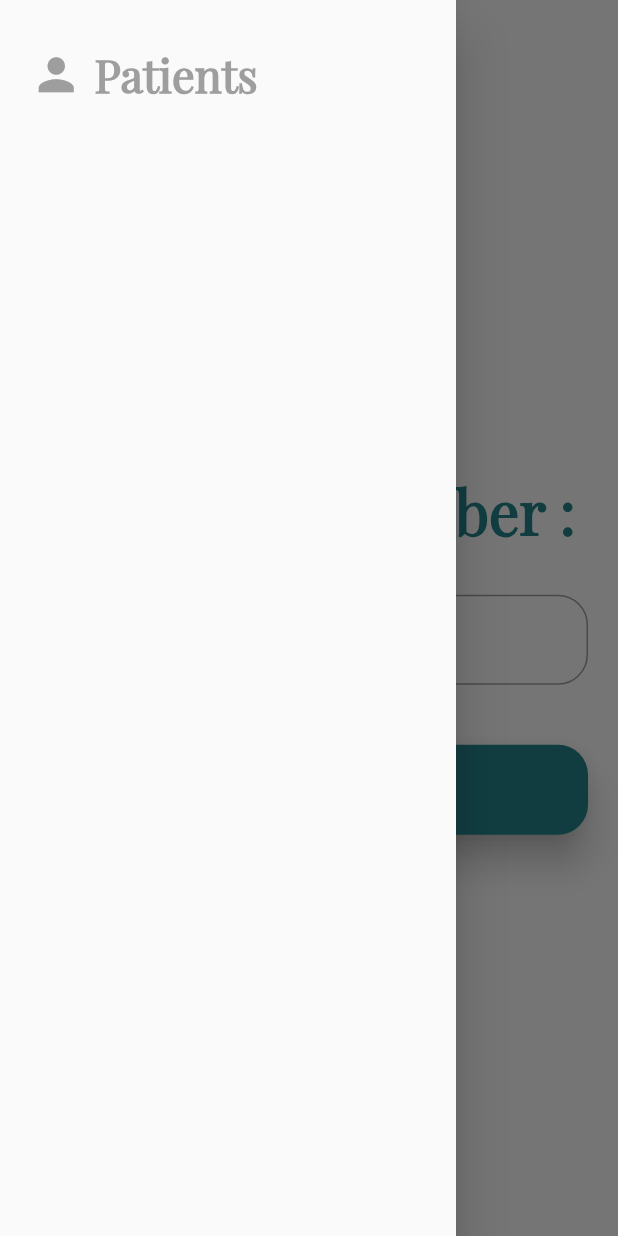
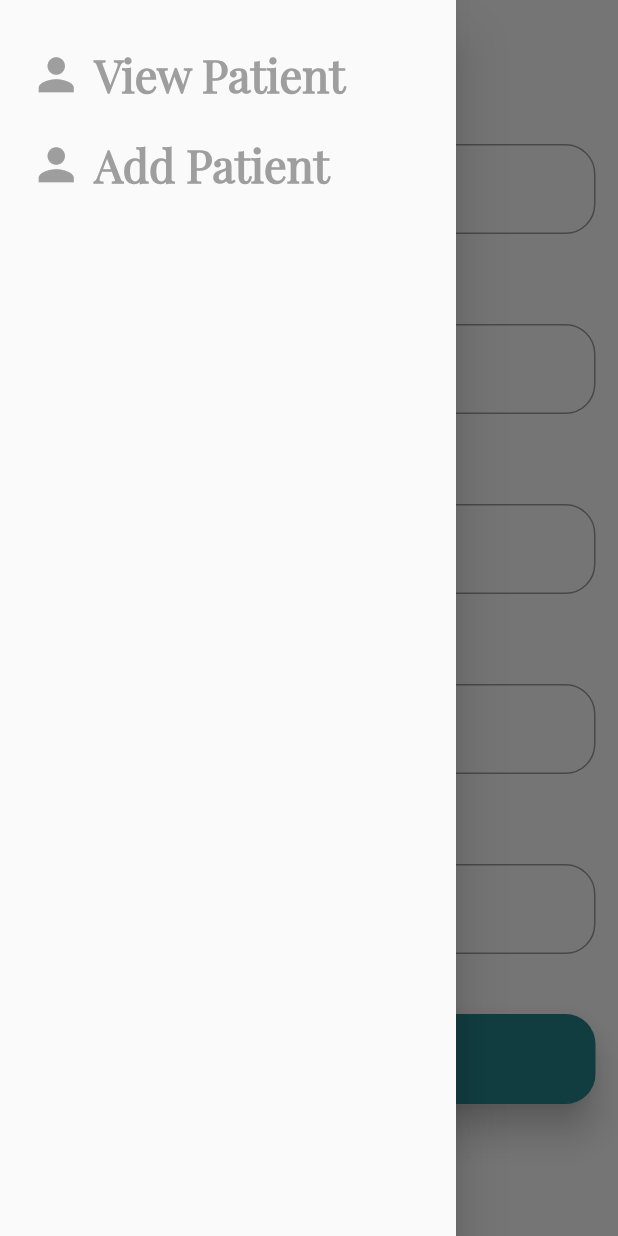
Before and after one commit to AminaHamed/hospital_doctor_app, a Flutter app: the screen it shows after launch, with the side drawer open, on a phone screen of 412 x 824 dp. Run offline on Flutter 3.47's test engine with Material 2 defaults, Android fonts, the phone set to English and light mode, and no system bars; our stand-ins replace get, image_picker; project files that could hold a hidden picture were left out.

Commit message:
+patient Registration +view patient info +add patient

```diff
--- a/lib/api/api_manager.dart
+++ b/lib/api/api_manager.dart
@@ -1,6 +1,7 @@
 import 'dart:convert';
 
 import 'package:hospital_app/models/MedicalAnalysisResponse.dart';
+import 'package:hospital_app/models/PatientRes.dart';
 import 'package:hospital_app/models/PatientResponse.dart';
 import 'package:http/http.dart' as http;
 
@@ -8,6 +9,8 @@ import '../models/PatientInformation.dart';
 
 class ApiManager {
   static const String baseUrl = "momahgoub172-001-site1.atempurl.com";
+
+  static addPatient(PatientRes p) {}
 
   static Future<PatientInformation> getAllPatientInfo(String id) async {
     var url = Uri.http(baseUrl, '/api/Patient/GetPatientInfo', {'nid': id});
@@ -75,7 +78,7 @@ class ApiManager {
       'Content-Type': 'application/json',
     };
     String apiUrl =
-        'http://momahgoub172-001-site1.atempurl.com/api/MedicalAnalysis/GetMedicalAnalysesByPatientNID?nid=987654321';
+        'http://momahgoub172-001-site1.atempurl.com/api/MedicalAnalysis/AddMedicalAnalysis';
     http.Response response =
         await http.post(Uri.parse(apiUrl), headers: headers, body: jsonData);
     if (response.statusCode == 200) {
--- a/lib/controllers/patienRegistration_controller.dart
+++ b/lib/controllers/patienRegistration_controller.dart
@@ -16,9 +16,6 @@ class PatientRegistrationController extends GetxController {
     if (!(value.isNumericOnly)) {
       return 'Only Numbers should be Entered.';
     }
-    // if ( value.isNumericOnly &&  value.length != 14) {
-    //   return 'Number should be exactly 14 digits long.';
-    // }
     return null;
   }
 
--- a/lib/core/constants/app_routes.dart
+++ b/lib/core/constants/app_routes.dart
@@ -1,4 +1,5 @@
 import 'package:flutter/material.dart';
+import 'package:hospital_app/views/screens/add_patient_screen.dart';
 
 import '../../views/screens/add_medicalAnalysis.dart';
 import '../../views/screens/patient_data.dart';
@@ -7,11 +8,13 @@ import '../../views/screens/patient_registration.dart';
 Map<String, Widget Function(BuildContext)> routes = {
   AppRoutes.patientRegistration: (_) => PatientRegistrationScreen(),
   AppRoutes.patientData: (_) => PatientDataScreen(),
-  AppRoutes.addAnalysis: (_) => AddMedicalAnalysisScreen()
+  AppRoutes.addAnalysis: (_) => AddMedicalAnalysisScreen(),
+  AppRoutes.addPatient: (_) => AddPatientScreen(),
 };
 
 class AppRoutes {
   static const String patientRegistration = '/PatientRegistrationScreen';
   static const String patientData = '/PatientDataScreen';
   static const String addAnalysis = '/AddMedicalAnalysisScreen';
+  static const String addPatient = '/AddPatientScreen';
 }
--- a/lib/main.dart
+++ b/lib/main.dart
@@ -16,7 +16,7 @@ class MyApp extends StatelessWidget {
     return GetMaterialApp(
       theme: AppTheme.myTheme,
       routes: routes,
-      initialRoute: AppRoutes.patientRegistration,
+      initialRoute: AppRoutes.addPatient,
     );
   }
 }
--- /dev/null
+++ b/lib/models/PatientRes.dart
@@ -0,0 +1,33 @@
+class PatientRes {
+  PatientRes({
+    this.nid,
+    this.fullName,
+    this.phoneNumber,
+    this.gender,
+    this.age,
+  });
+
+  PatientRes.fromJson(dynamic json) {
+    nid = json['nid'];
+    fullName = json['fullName'];
+    phoneNumber = json['phoneNumber'];
+    gender = json['gender'];
+    age = json['age'];
+  }
+
+  String? nid;
+  String? fullName;
+  String? phoneNumber;
+  String? gender;
+  int? age;
+
+  Map<String, dynamic> toJson() {
+    final map = <String, dynamic>{};
+    map['nid'] = nid;
+    map['fullName'] = fullName;
+    map['phoneNumber'] = phoneNumber;
+    map['gender'] = gender;
+    map['age'] = age;
+    return map;
+  }
+}
--- /dev/null
+++ b/lib/views/screens/add_patient_screen.dart
@@ -0,0 +1,155 @@
+import 'dart:convert';
+
+import 'package:flutter/material.dart';
+import 'package:get/get.dart';
+import 'package:hospital_app/controllers/add_newPatient_controller.dart';
+import 'package:hospital_app/views/widgets/custom_appBar.dart';
+import 'package:hospital_app/views/widgets/custom_drawer.dart';
+import 'package:hospital_app/views/widgets/custom_formButton.dart';
+import 'package:hospital_app/views/widgets/custom_textFormField.dart';
+import 'package:http/http.dart' as http;
+
+import '../../models/PatientRes.dart';
+import '../widgets/custom_text.dart';
+
+class AddPatientScreen extends StatelessWidget {
+  AddPatientScreen({Key? key}) : super(key: key);
+  var formKey = GlobalKey<FormState>();
+  AddNewPatientController controller = Get.put(AddNewPatientController());
+
+  @override
+  Widget build(BuildContext context) {
+    return Scaffold(
+      appBar: const CustomAppBar(text: 'Add Patient'),
+      drawer: const CustomDrawer(),
+      body: Container(
+        padding: const EdgeInsets.symmetric(vertical: 10, horizontal: 15),
+        child: SingleChildScrollView(
+          child: Form(
+            key: formKey,
+            child: Column(
+              mainAxisAlignment: MainAxisAlignment.center,
+              children: [
+                Row(
+                  children: [
+                    CustomText(text: 'National ID'),
+                    const SizedBox(
+                      width: 8,
+                    ),
+                    Expanded(
+                        child: CustomTextFormField(
+                      label: 'ID',
+                      keyboardType: TextInputType.number,
+                      controller: controller.idController,
+                      validator: (value) => controller.validateID(value!),
+                    ))
+                  ],
+                ),
+                Row(
+                  children: [
+                    CustomText(text: 'FullName'),
+                    const SizedBox(
+                      width: 8,
+                    ),
+                    Expanded(
+                        child: CustomTextFormField(
+                      label: 'Name',
+                      keyboardType: TextInputType.number,
+                      controller: controller.nameController,
+                      validator: (val) => controller.validateName(val!),
+                    ))
+                  ],
+                ),
+                Row(
+                  children: [
+                    CustomText(text: 'Phone'),
+                    const SizedBox(
+                      width: 8,
+                    ),
+                    Expanded(
+                        child: CustomTextFormField(
+                      label: 'Phone',
+                      keyboardType: TextInputType.phone,
+                      controller: controller.phoneController,
+                      validator: (val) => controller.validatePhone(val!),
+                    ))
+                  ],
+                ),
+                Row(
+                  children: [
+                    CustomText(text: 'Gender'),
+                    const SizedBox(
+                      width: 8,
+                    ),
+                    Expanded(
+                        child: CustomTextFormField(
+                      label: 'Gender',
+                      keyboardType: TextInputType.number,
+                      controller: controller.genderController,
+                      validator: (val) => controller.validateGender(val!),
+                    ))
+                  ],
+                ),
+                Row(
+                  children: [
+                    CustomText(text: 'Age'),
+                    const SizedBox(
+                      width: 8,
+                    ),
+                    Expanded(
+                        child: CustomTextFormField(
+                      label: 'Age',
+                      keyboardType: TextInputType.number,
+                      controller: controller.ageController,
+                      validator: (val) => controller.validateAge(val!),
+                    ))
+                  ],
+                ),
+                CustomFormButton(
+                    text: 'Submit',
+                    onPressed: () {
+                      if (formKey.currentState?.validate() == false) {
+                        return;
+                      } else {
+                        // PatientRes p=PatientRes();
+                        // p.nid=controller.idController.text;
+                        // p.fullName=controller.nameController.text;
+                        // p.phoneNumber=controller.phoneController.text;
+                        // p.gender=controller.genderController.text;
+                        // p.age= int.parse(controller.ageController.text);
+                        controller.sendData();
+                      }
+                      // PatientRes p=PatientRes();
+                      // p.fullName='amin';
+                      // p.gender='male';
+                      // p.nid='12345';
+                      // p.phoneNumber='1234';
+                      // p.age=30;
+                      // testSend(p);
+                    })
+              ],
+            ),
+          ),
+        ),
+      ),
+    );
+  }
+
+  Future<void> testSend(PatientRes patient) async {
+    Map<String, dynamic> map = patient.toJson();
+    String jsonData = json.encode(map);
+    Map<String, String> headers = {
+      'Content-Type': 'application/json',
+    };
+    String apiUrl =
+        'http://momahgoub172-001-site1.atempurl.com/api/Doctors/AddPatient';
+    http.Response response =
+        await http.post(Uri.parse(apiUrl), headers: headers, body: jsonData);
+    if (response.statusCode == 200) {
+      print('Data sent successfully!');
+    } else {
+      print('Failed to send data. Error: ${response.statusCode}');
+      print('Response Body: ${response.body}');
+    }
+  }
+}
--- a/lib/views/widgets/custom_drawer.dart
+++ b/lib/views/widgets/custom_drawer.dart
@@ -17,12 +17,10 @@ class CustomDrawer extends StatelessWidget {
           child: Column(
             children: [
               InkWell(
-                // hoverColor: AppColor.primaryColor,
-                // focusColor: AppColor.primaryColor,
+                hoverColor: AppColor.primaryColor,
+                focusColor: AppColor.primaryColor,
                 borderRadius: BorderRadius.circular(20),
                 onTap: () {
-                  //TODO solve on tap problems
-                  print('jjjjjjjjjjjjjjjjjj');
                   Get.toNamed(AppRoutes.patientRegistration);
                 },
                 child: Row(
@@ -36,7 +34,7 @@ class CustomDrawer extends StatelessWidget {
                       width: 8,
                     ),
                     Text(
-                      'Patients',
+                      'View Patient',
                       style: Theme.of(context)
                           .textTheme
                           .titleMedium!
@@ -44,7 +42,37 @@ class CustomDrawer extends StatelessWidget {
                     )
                   ],
                 ),
-              )
+              ),
+              const SizedBox(
+                height: 20,
+              ),
+              InkWell(
+                hoverColor: AppColor.primaryColor,
+                focusColor: AppColor.primaryColor,
+                borderRadius: BorderRadius.circular(20),
+                onTap: () {
+                  Get.toNamed(AppRoutes.addPatient);
+                },
+                child: Row(
+                  children: [
+                    const Icon(
+                      Icons.person,
+                      size: 35,
+                      color: AppColor.grey,
+                    ),
+                    const SizedBox(
+                      width: 8,
+                    ),
+                    Text(
+                      'Add Patient',
+                      style: Theme.of(context)
+                          .textTheme
+                          .titleMedium!
+                          .copyWith(color: AppColor.grey),
+                    )
+                  ],
+                ),
+              ),
             ],
           ),
         ),
```
Also changed, not shown: lib/controllers/add_medicalAnalysis_controller.dart (+5 -8 lines), lib/controllers/add_newPatient_controller.dart (added, +140 -0 lines).
